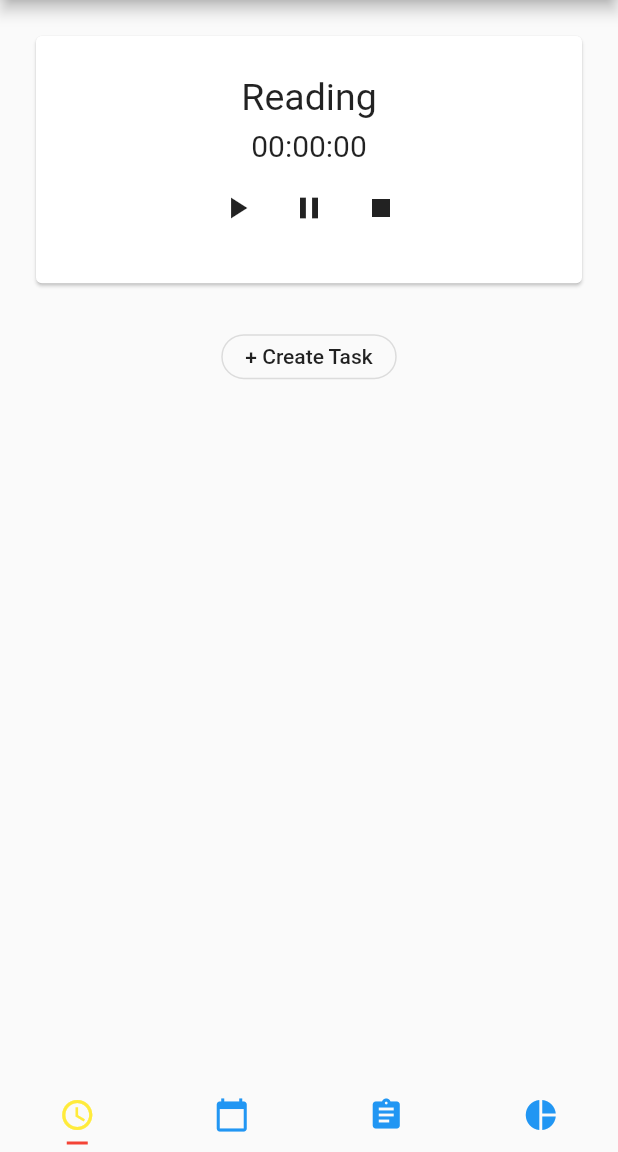
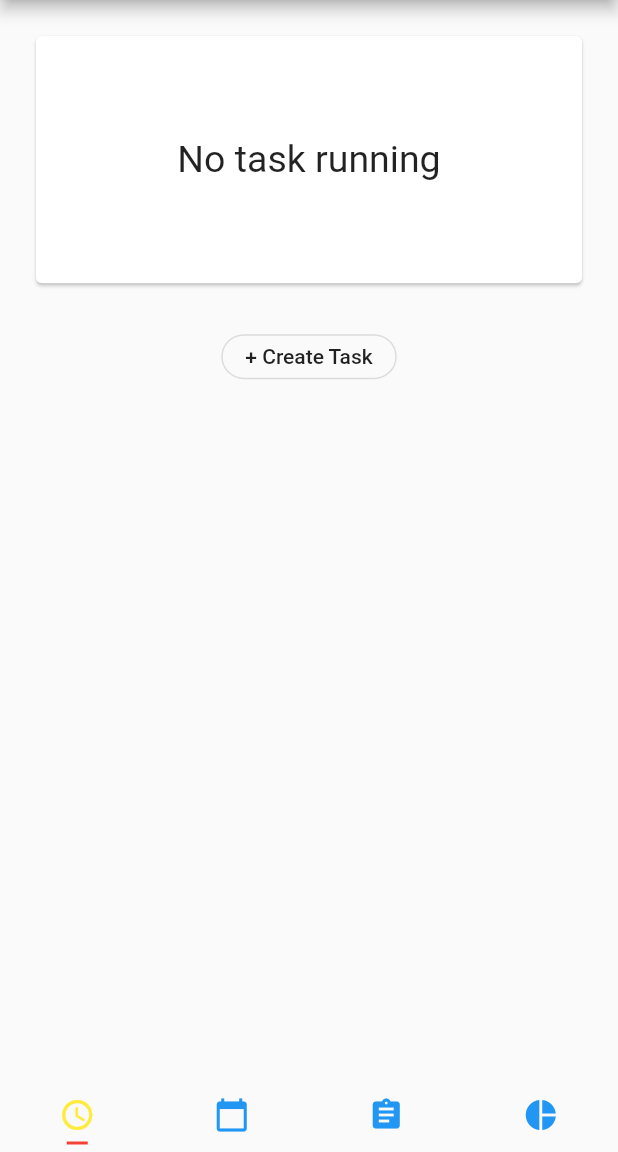
Before and after one commit to leungvanice/Flutter-time-tracker, a Flutter app: the screen it shows after launch, on a phone screen of 412 x 824 dp, the part 84-1236 px from its top. Run offline on Flutter 3.47's test engine with Material 2 defaults, Android fonts, the phone set to English and light mode, and no system bars; our stand-ins replace cloud_firestore, firebase_auth, flutter_colorpicker, google_sign_in, material_design_icons_flutter; accounts and stored records are empty.

Commit message:
Able to create task entry and add it to the database (First page completed)

```diff
--- /dev/null
+++ b/lib/models/taskEntry.dart
@@ -0,0 +1,36 @@
+import 'package:cloud_firestore/cloud_firestore.dart';
+
+final db = Firestore.instance;
+
+class TaskEntry {
+  String id;
+  String belongedTask;
+  String note;
+  DateTime startTime;
+  DateTime endTime;
+  Duration duration;
+  TaskEntry({this.note, this.startTime, this.endTime, this.duration});
+
+  static TaskEntry newTaskEntry = TaskEntry();
+
+  toJson() {
+    return {
+      'id': id,
+      'belongedTask': belongedTask,
+      'note': note ?? '',
+      'startTime': startTime,
+      'endTime': endTime,
+      'duration': duration.toString(),
+    };
+  }
+
+  static saveToFirestore() async {
+    DocumentReference ref = await db
+        .collection('tasks')
+        .document(newTaskEntry.belongedTask)
+        .collection('taskEntries')
+        .add(newTaskEntry.toJson());
+
+    return 'Created $ref';
+  }
+}
--- a/lib/widgets/first_page.dart
+++ b/lib/widgets/first_page.dart
@@ -1,3 +1,6 @@
+import 'dart:async';
+
+import 'package:flutter/foundation.dart';
 import 'package:flutter_colorpicker/flutter_colorpicker.dart';
 import 'package:firebase_auth/firebase_auth.dart';
 import 'package:cloud_firestore/cloud_firestore.dart';
@@ -6,8 +9,19 @@ import 'package:material_design_icons_flutter/material_design_icons_flutter.dart
 import 'package:time_tracker/sign_in.dart';
 
 import '../models/task.dart';
+import '../models/taskEntry.dart';
 
 import 'package:flutter/material.dart';
+
+class MyStopwatch {
+  static Stopwatch stopwatch = Stopwatch();
+  static ValueNotifier stopwatchValueNotifier = ValueNotifier('00:00:00');
+  static ValueNotifier stopwatchStarted = ValueNotifier('false');
+  static ValueNotifier stopwatchRunningNotifier = ValueNotifier('false');
+  static formatDuration(Duration d) {
+    return d.toString().split('.').first.padLeft(8, '0');
+  }
+}
 
 class FirstPage extends StatefulWidget {
   @override
@@ -17,6 +31,8 @@ class FirstPage extends StatefulWidget {
 class _FirstPageState extends State<FirstPage> {
   String username = '';
   String useruid;
+  final db = Firestore.instance;
+
   void initState() {
     FirebaseAuth.instance.currentUser().then((user) {
       setState(() {
@@ -29,7 +45,6 @@ class _FirstPageState extends State<FirstPage> {
 
   @override
   Widget build(BuildContext context) {
-    final mediaquery = MediaQuery.of(context).size;
     return Scaffold(
       appBar: AppBar(
         title: Text("Time Tracker"),
@@ -50,52 +65,23 @@ class _FirstPageState extends State<FirstPage> {
         margin: EdgeInsets.all(20),
         child: Column(
           children: <Widget>[
-            Card(
-              child: Container(
-                height: mediaquery.height * 0.2,
-                padding: EdgeInsets.all(20),
-                child: Column(
-                  mainAxisAlignment: MainAxisAlignment.spaceEvenly,
-                  children: <Widget>[
-                    Text(
-                      "Reading",
-                      style: TextStyle(fontSize: 25),
-                    ),
-                    Text(
-                      "00:00:00",
-                      style: TextStyle(fontSize: 20),
-                    ),
-                    Container(
-                      child: Row(
-                        mainAxisAlignment: MainAxisAlignment.center,
-                        children: <Widget>[
-                          IconButton(
-                            icon: Icon(Icons.play_arrow),
-                            onPressed: () {},
-                          ),
-                          IconButton(
-                            icon: Icon(
-                              Icons.pause,
-                            ),
-                            onPressed: () {},
-                          ),
-                          IconButton(
-                            icon: Icon(Icons.stop),
-                            onPressed: () {},
-                          ),
-                        ],
-                      ),
-                    ),
-                  ],
-                ),
-              ),
-            ),
+            // Card
+            ValueListenableBuilder(
+                valueListenable: MyStopwatch.stopwatchStarted,
+                builder: (context, value, child) {
+                  return MyStopwatch.stopwatchStarted.value == 'false'
+                      ? NoTaskRunningCard()
+                      : CurrentCard();
+                }),
             SizedBox(
+              // space
               height: 30,
             ),
+            // main content
             Expanded(
               child: ListView(
                 children: <Widget>[
+                  // task list
                   SingleChildScrollView(
                     child: StreamBuilder<QuerySnapshot>(
                       stream:
@@ -115,7 +101,10 @@ class _FirstPageState extends State<FirstPage> {
                               children: snapshot.data.documents
                                   .map((DocumentSnapshot document) {
                                 return document['userUid'] == useruid
-                                    ? Container(
+                                    ? InkWell(
+                                        onTap: () =>
+                                            startTask(document.documentID),
+                                        child: Container(
                                           height: 40,
                                           child: Row(
                                             children: <Widget>[
@@ -133,6 +122,7 @@ class _FirstPageState extends State<FirstPage> {
                                               )
                                             ],
                                           ),
+                                        ),
                                       )
                                     : Container();
                               }).toList(),
@@ -141,6 +131,7 @@ class _FirstPageState extends State<FirstPage> {
                       },
                     ),
                   ),
+                  // Create task button
                   Center(
                     child: SizedBox(
                       height: 30,
@@ -159,6 +150,114 @@ class _FirstPageState extends State<FirstPage> {
                   ),
                 ],
               ),
+            ),
+          ],
+        ),
+      ),
+    );
+  }
+
+  void startTask(String belongedTaskDocumentId) {
+    MyStopwatch.stopwatch.start();
+
+    MyStopwatch.stopwatchRunningNotifier.value = 'true';
+
+    if (MyStopwatch.stopwatchRunningNotifier.value == 'true') {
+      Timer.periodic(Duration(seconds: 1), (callback) {
+        MyStopwatch.stopwatchValueNotifier.value = MyStopwatch.formatDuration(
+          Duration(milliseconds: MyStopwatch.stopwatch.elapsedMilliseconds),
+        );
+      });
+    }
+    if (MyStopwatch.stopwatchStarted.value == 'false') {
+      TaskEntry.newTaskEntry.startTime = DateTime.now();
+      TaskEntry.newTaskEntry.belongedTask = belongedTaskDocumentId;
+      TaskEntry.newTaskEntry.id = DateTime.now().toIso8601String();
+    }
+    MyStopwatch.stopwatchStarted.value = 'true';
+  }
+}
+
+class CurrentCard extends StatefulWidget {
+  @override
+  _CurrentCardState createState() => _CurrentCardState();
+}
+
+class _CurrentCardState extends State<CurrentCard> {
+  @override
+  Widget build(BuildContext context) {
+    return Card(
+      child: Container(
+        height: MediaQuery.of(context).size.height * 0.2,
+        padding: EdgeInsets.all(20),
+        child: Column(
+          mainAxisAlignment: MainAxisAlignment.spaceEvenly,
+          children: <Widget>[
+            // current task text
+            Text(
+              "Reading",
+              style: TextStyle(fontSize: 25),
+            ),
+            // stopwatch text
+            ValueListenableBuilder(
+                valueListenable: MyStopwatch.stopwatchValueNotifier,
+                builder: (context, value, child) {
+                  return Text(
+                    MyStopwatch.stopwatchValueNotifier.value,
+                    style: TextStyle(fontSize: 20),
+                  );
+                }),
+            // actions buttons
+            Center(
+              child: IconButton(
+                icon: Icon(Icons.stop),
+                onPressed: resetButtonFunction,
+              ),
+            ),
+          ],
+        ),
+      ),
+    );
+  }
+
+  resetButtonFunction() {
+    MyStopwatch.stopwatch.stop();
+    // reset stopwatch
+    MyStopwatch.stopwatch.reset();
+    MyStopwatch.stopwatchStarted.value =
+        'false'; // currentCard() > noTaskRunningCard()
+    MyStopwatch.stopwatchValueNotifier.value = '00:00:00';
+    MyStopwatch.stopwatchRunningNotifier.value = 'false';
+    // handle data
+    TaskEntry.newTaskEntry.endTime = DateTime.now();
+    TaskEntry.newTaskEntry.duration =
+        Duration(milliseconds: MyStopwatch.stopwatch.elapsedMilliseconds);
+
+    print(TaskEntry.newTaskEntry.belongedTask);
+    TaskEntry.saveToFirestore();
+    // clear newTaskEntry data
+    TaskEntry.newTaskEntry.startTime = null;
+  }
+}
+
+class NoTaskRunningCard extends StatelessWidget {
+  @override
+  Widget build(BuildContext context) {
+    return Card(
+      child: Container(
+        height: MediaQuery.of(context).size.height * 0.2,
+        padding: EdgeInsets.all(20),
+        child: Column(
+          mainAxisAlignment: MainAxisAlignment.spaceEvenly,
+          children: <Widget>[
+            Row(
+              mainAxisAlignment: MainAxisAlignment.center,
+              children: <Widget>[
+                Text(
+                  "No task running",
+                  style: TextStyle(fontSize: 25),
+                ),
+              ],
             ),
           ],
         ),
@@ -426,7 +525,7 @@ class _CreateTaskPageState extends State<CreateTaskPage> {
 }
 
 class MyIconDialogContent extends StatefulWidget {
-  ValueNotifier valueNotifier;
+  final ValueNotifier valueNotifier;
 
   MyIconDialogContent(this.valueNotifier);
   @override
--- a/lib/widgets/root_page.dart
+++ b/lib/widgets/root_page.dart
@@ -1,6 +1,3 @@
-import 'package:material_design_icons_flutter/material_design_icons_flutter.dart';
-import 'package:time_tracker/socicons_icons.dart';
-
 import './first_page.dart';
 
 import 'package:flutter/material.dart';
```
Also changed, not shown: lib/models/task.dart (+7 -4 lines). Lines whose indentation alone changed are shown as unchanged.
